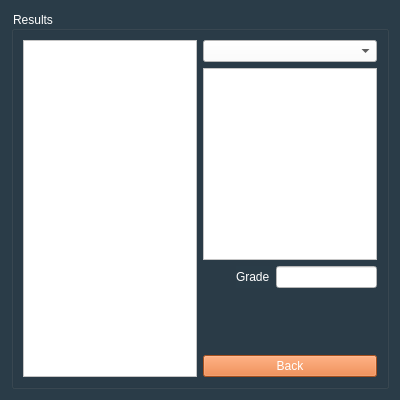
lsevcik/peerpilot, file PeerPilot/viewquizresults/viewquizresults.ui: the form before one commit.
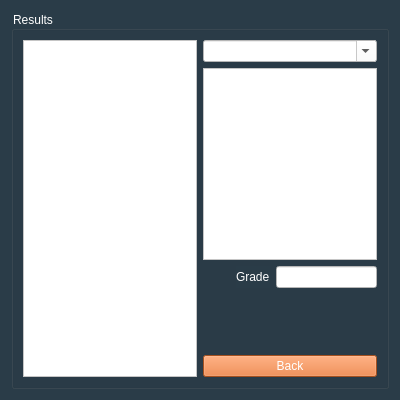
The form after the commit.

```diff
--- a/PeerPilot/viewquizresults/viewquizresults.ui
+++ b/PeerPilot/viewquizresults/viewquizresults.ui
@@ -17,6 +17,9 @@
    <string notr="true">background-color: rgb(42, 60, 72);</string>
   </property>
   <layout class="QGridLayout" name="gridLayout_3">
+   <property name="sizeConstraint">
+    <enum>QLayout::SetDefaultConstraint</enum>
+   </property>
    <item row="0" column="0">
     <widget class="QGroupBox" name="groupBox">
      <property name="styleSheet">
@@ -45,6 +48,9 @@
 background-color: rgb(255, 255, 255);
 color: rgb(0, 0, 0);</string>
           </property>
+          <property name="editable">
+           <bool>true</bool>
+          </property>
          </widget>
         </item>
         <item>
```
Left out of the diff: 6 changed lines with no effect on the pictures.
